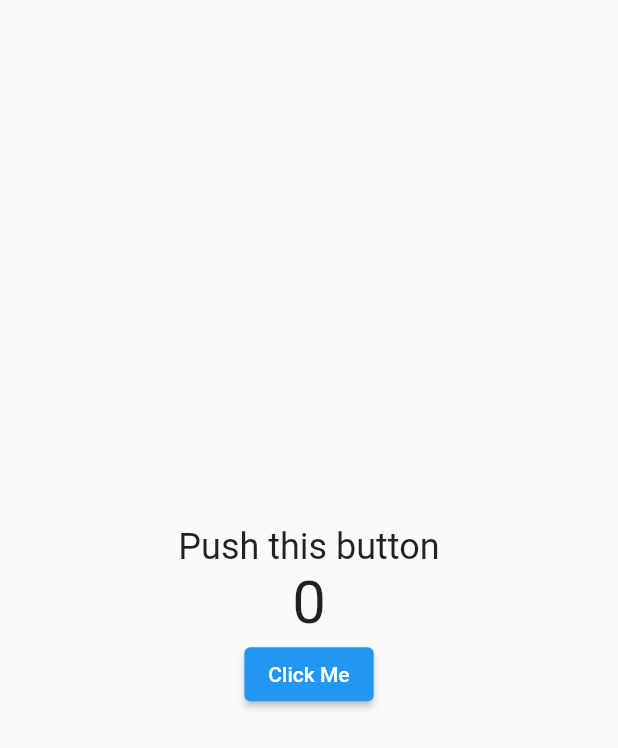
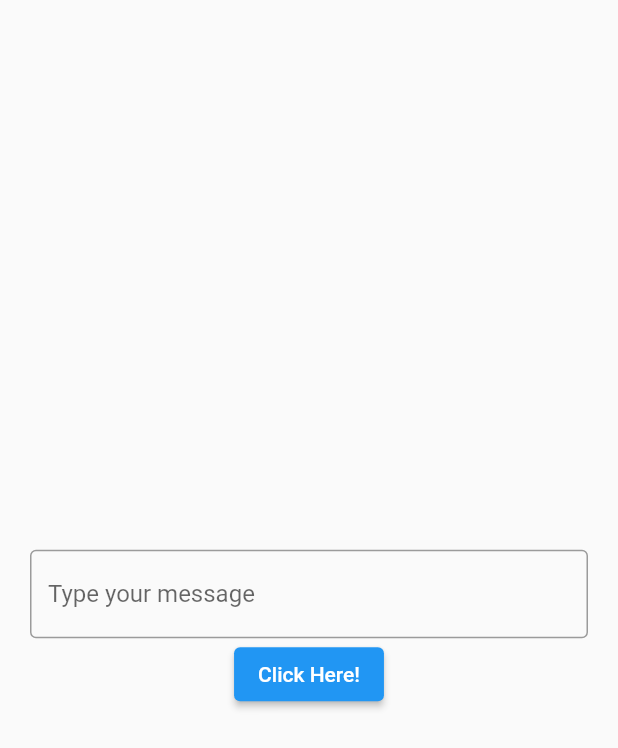
Before and after one commit to Belsinghferrus/state_flutter, a Flutter app: the screen it shows after launch, on a phone screen of 412 x 824 dp. Shown: the top 748 px of the screen. Run offline on Flutter 3.47's test engine with Material 2 defaults, Android fonts, the phone set to English and light mode, and no system bars.

Commit message:
Greeting page

```diff
--- a/lib/main.dart
+++ b/lib/main.dart
@@ -1,5 +1,6 @@
 import 'package:flutter/material.dart';
 import 'package:flutter_state/pages/counter_page.dart';
+import 'package:flutter_state/pages/todo_page.dart';
 
 void main() {
   runApp(const MyApp());
@@ -11,7 +12,7 @@ class MyApp extends StatelessWidget {
   @override
   Widget build(BuildContext context) {
     return MaterialApp(
-    home: CounterPage()
+    home: ToDoPage()
     );
   }
 }
--- /dev/null
+++ b/lib/pages/todo_page.dart
@@ -0,0 +1,53 @@
+import 'package:flutter/material.dart';
+
+class ToDoPage extends StatefulWidget {
+  const ToDoPage({Key? key}) : super(key: key);
+
+  @override
+  State<ToDoPage> createState() => _ToDoPageState();
+}
+
+class _ToDoPageState extends State<ToDoPage> {
+
+TextEditingController myController = TextEditingController();
+
+  //greet Message
+ String greetingMessage = "";
+
+  //greet user
+  void greetUser(){
+    String userName = myController.text;
+   setState(() {
+     greetingMessage = "Hello " + userName;
+   });
+  }
+
+  @override
+  Widget build(BuildContext context) {
+    return  Scaffold(
+      body: Center(
+        child: Padding(
+          padding: const EdgeInsets.all(20.0),
+          child: Column(
+            mainAxisAlignment: MainAxisAlignment.center,
+            children: [
+              Text(greetingMessage),
+              //textfield
+              TextField(
+                decoration: InputDecoration(
+                  border: OutlineInputBorder(),
+                  hintText: "Type your message"
+                ),
+                controller: myController,
+              ),
+
+              //button
+              ElevatedButton(onPressed: greetUser,
+                  child: Text("Click Here!"))
+            ],
+          ),
+        ),
+      ),
+    );
+  }
+}
```
